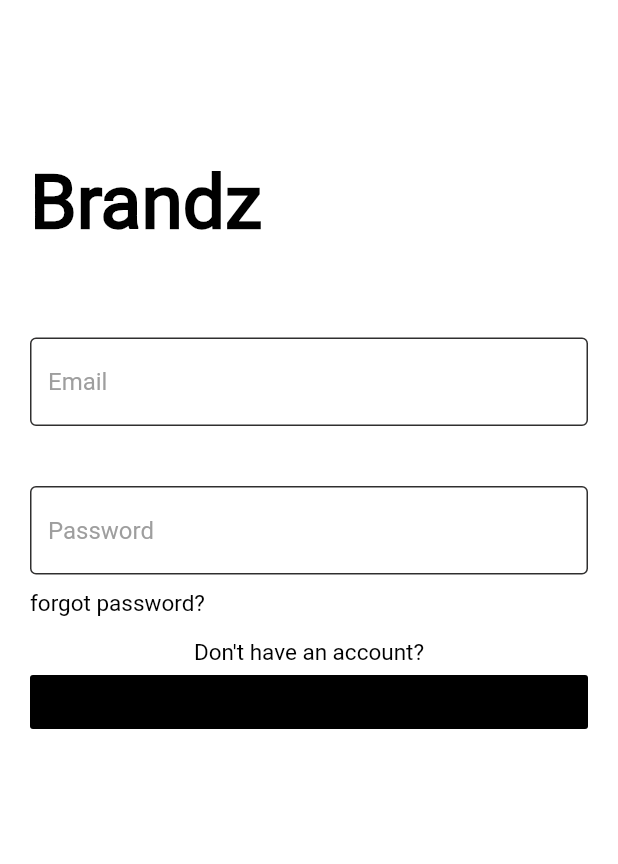
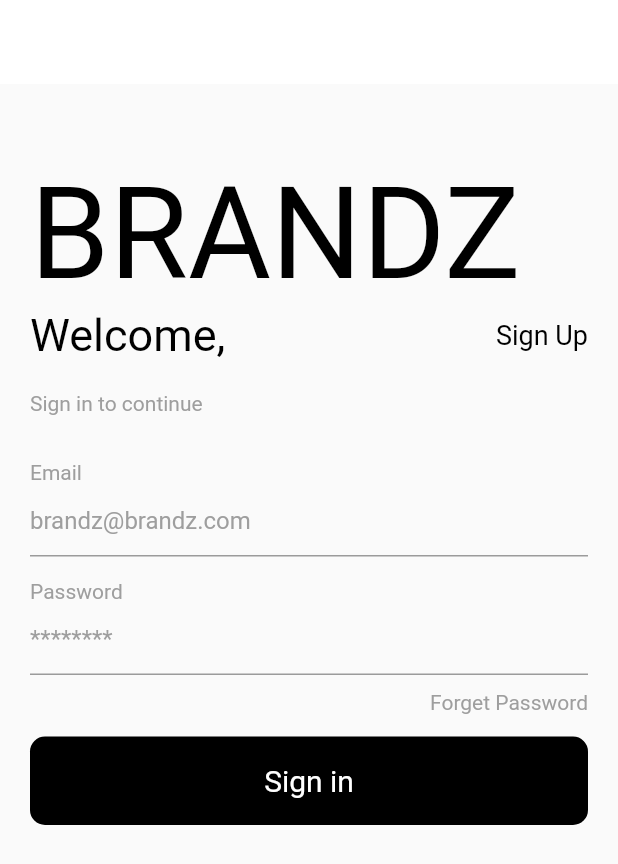
Before and after one commit to Abdulaziz-ba/Project, a Flutter app: the screen it shows after launch, on a phone screen of 412 x 824 dp. Shown: the top 864 px of the screen. Run offline on Flutter 3.47's test engine with Material 2 defaults, Android fonts, the phone set to English and light mode, and no system bars; our stand-ins replace get.

```diff
--- /dev/null
+++ b/lib/core/view_model/auth_view_model.dart
@@ -0,0 +1,22 @@
+import 'package:get/get.dart';
+import 'package:get/get.dart';
+
+class AuthViewModel extends GetxController {
+  var counter = 0.obs;
+  void onInit() {
+    super.onInit();
+  }
+
+  void onReady() {
+    super.onReady();
+  }
+
+  void onClose() {
+    super.onClose();
+  }
+
+  void increment() {
+    counter++;
+    update();
+  }
+}
--- a/lib/main.dart
+++ b/lib/main.dart
@@ -1,6 +1,7 @@
 import 'package:flutter/material.dart';
 
 import 'package:flutter_com1/view/auth/login_screen.dart';
+import 'package:get/get.dart';
 
 void main() {
   runApp(MyApp());
@@ -9,7 +10,7 @@ void main() {
 class MyApp extends StatelessWidget {
   @override
   Widget build(BuildContext context) {
-    return MaterialApp(
+    return GetMaterialApp(
       home: Scaffold(
         body: LoginScreen(),
       ),
--- a/lib/view/auth/login_screen.dart
+++ b/lib/view/auth/login_screen.dart
@@ -1,79 +1,83 @@
-// ignore_for_file: deprecated_member_use
-
 import 'package:flutter/material.dart';
+import 'package:flutter_com1/view/auth/second_screen.dart';
+import 'package:flutter_com1/view/auth/widgets/custom_button.dart';
 import 'package:flutter_com1/view/auth/widgets/custom_text.dart';
-import 'package:flutter_com1/view/auth/widgets/custom_text_form_field.dart';
+import 'package:flutter_com1/view/auth/widgets/custom_txt_from.dart';
+import 'package:flutter_com1/view/auth/widgets/primary_color.dart';
+import 'package:get/get.dart';
+import 'package:get/get_state_manager/get_state_manager.dart';
 
 class LoginScreen extends StatelessWidget {
+  @override
   Widget build(BuildContext context) {
     return Scaffold(
-      backgroundColor: Colors.white,
       appBar: AppBar(
-        elevation: 0.0,
-        backgroundColor: Colors.white,
+        // elevation for the edges there is no edges 0.0
+        elevation: 0.0, backgroundColor: Colors.white,
       ),
       body: Padding(
-        padding: const EdgeInsets.only(
-          top: 50,
-          right: 20,
-          left: 20,
-        ),
+        padding: const EdgeInsets.only(top: 50.0, right: 20, left: 20),
         child: Column(
           children: [
             Row(
-              children: const [
-                Text(
-                  "Brandz",
-                  style: TextStyle(
-                    color: Colors.black,
-                    fontSize: 50,
-                    fontWeight: FontWeight.bold,
-                    // fontFamily: 'Roboto',
-                  ),
+              children: [
+                CustomText(
+                  text: "BRANDZ",
+                  fontSize: 85.0,
+                  alignment: Alignment.topCenter,
                 ),
               ],
             ),
-            SizedBox(
-              height: 60,
-            ),
-            CustomTextFormField(
-              text: 'Email',
-              hint: 'Email',
-              onSave: (value) {},
-              validator: (value) {},
+            Row(
+              mainAxisAlignment: MainAxisAlignment.spaceBetween,
+              children: [
+                CustomText(text: "Welcome,", fontSize: 30),
+                CustomText(text: "Sign Up", fontSize: 18, color: primaryColor),
+              ],
             ),
             SizedBox(
-              height: 40,
+              height: 20,
             ),
-            CustomTextFormField(
-              text: 'Email',
-              hint: 'Password',
-              onSave: (value) {},
-              validator: (value) {},
+            CustomText(
+              text: "Sign in to continue",
+              fontSize: 14,
+              color: Colors.grey,
+              alignment: Alignment.topLeft,
             ),
+            SizedBox(
+              height: 30,
+            ),
+            custom_txt_from(
+                text: "Email",
+                hint: "brandz@brandz.com",
+                onSave: (Value) {},
+                validato: (Value) {}),
+            SizedBox(
+              height: 15,
+            ),
+            custom_txt_from(
+                text: "Password",
+                hint: "********",
+                onSave: (Value) {},
+                validato: (Value) {}),
             SizedBox(
               height: 10,
             ),
             CustomText(
-              text: 'forgot password?',
-              fontSize: 15,
+              text: "Forget Password",
+              fontSize: 14.0,
+              color: Colors.grey,
+              alignment: Alignment.bottomRight,
             ),
             SizedBox(
               height: 15,
             ),
-            CustomText(
-              text: "Don't have an account?",
-              fontSize: 15,
-              color: Colors.black,
-              alignment: Alignment.center,
-              // textAlign: TextAlign.center,
-            ),
-            FlatButton(
-                onPressed: () {},
-                color: Colors.black,
-                child: CustomText(
-                  text: 'Log in',
-                )),
+            // ignore: deprecated_member_use
+            Custom_button(
+                text: "Sign in",
+                onPerssed: () {
+                  Get.to(SecondScreen());
+                }),
           ],
         ),
       ),
--- /dev/null
+++ b/lib/view/auth/second_screen.dart
@@ -0,0 +1,27 @@
+import 'package:flutter/cupertino.dart';
+import 'package:flutter/material.dart';
+import 'package:flutter_com1/core/view_model/auth_view_model.dart';
+import 'package:get/get.dart';
+
+class SecondScreen extends StatelessWidget {
+  AuthViewModel viewModel = Get.put(AuthViewModel());
+  Widget build(BuildContext context) {
+    return Scaffold(
+      body: Column(
+        mainAxisAlignment: MainAxisAlignment.center,
+        children: [
+          GetX<AuthViewModel>(
+            init: AuthViewModel(),
+            builder: (value) => Text("${value.counter.value}"),
+          ),
+          RaisedButton(
+            child: Text("increment"),
+            onPressed: () {
+              viewModel.increment();
+            },
+          ),
+        ],
+      ),
+    );
+  }
+}
--- /dev/null
+++ b/lib/view/auth/widgets/custom_button.dart
@@ -0,0 +1,29 @@
+// ignore_for_file: deprecated_member_use
+
+import 'package:flutter/cupertino.dart';
+import 'package:flutter/material.dart';
+import 'package:get/get_state_manager/get_state_manager.dart';
+import 'custom_text.dart';
+
+class Custom_button extends StatelessWidget {
+  final String text;
+  final Function onPerssed;
+
+  const Custom_button({required this.text, required this.onPerssed});
+
+  @override
+  Widget build(BuildContext context) {
+    return FlatButton(
+      shape: RoundedRectangleBorder(borderRadius: BorderRadius.circular(10)),
+      padding: EdgeInsets.all(18),
+      onPressed: () {},
+      color: Colors.black,
+      child: CustomText(
+        text: text,
+        alignment: Alignment.topCenter,
+        fontSize: 20.0,
+        color: Colors.white,
+      ),
+    );
+  }
+}
--- /dev/null
+++ b/lib/view/auth/widgets/custom_txt_from.dart
@@ -0,0 +1,44 @@
+// ignore_for_file: empty_constructor_bodies
+
+import 'package:flutter/cupertino.dart';
+import 'package:flutter/material.dart';
+import 'package:flutter/material.dart';
+import 'package:get/get_state_manager/get_state_manager.dart';
+import 'custom_text.dart';
+
+class custom_txt_from extends StatelessWidget {
+  final String text;
+  final String hint;
+  final Function onSave;
+  final Function validato;
+
+  custom_txt_from(
+      {required this.text,
+      required this.hint,
+      required this.onSave,
+      required this.validato});
+
+  @override
+  Widget build(BuildContext context) {
+    return Container(
+      child: Column(
+        children: [
+          CustomText(
+            text: text,
+            fontSize: 14.0,
+            color: Colors.grey,
+          ),
+          TextFormField(
+            onSaved: (Value) {},
+            validator: (Value) {},
+            // ignore: prefer_const_constructors
+            decoration: InputDecoration(
+                hintText: hint,
+                hintStyle: TextStyle(color: Colors.grey),
+                fillColor: Colors.white),
+          )
+        ],
+      ),
+    );
+  }
+}
--- /dev/null
+++ b/lib/view/constats.dart
@@ -0,0 +1,3 @@
+import 'package:flutter/material.dart';
+
+const primaryColor = Color.fromRGBO(0, 197, 105, 1);
--- a/pubspec.yaml
+++ b/pubspec.yaml
@@ -21,9 +21,12 @@ dependencies:
     sdk: flutter
   get:
   google_fonts: ^2.1.0
+  firebase_core: ^1.6.0
+  firebase_auth: ^3.1.0
   # The following adds the Cupertino Icons font to your application.
   # Use with the CupertinoIcons class for iOS style icons.
   cupertino_icons: ^1.0.2
+  google_sign_in: ^5.2.3
 
 dev_dependencies:
   flutter_test:
```
Also changed, not shown: pubspec.lock, 3 other files.
